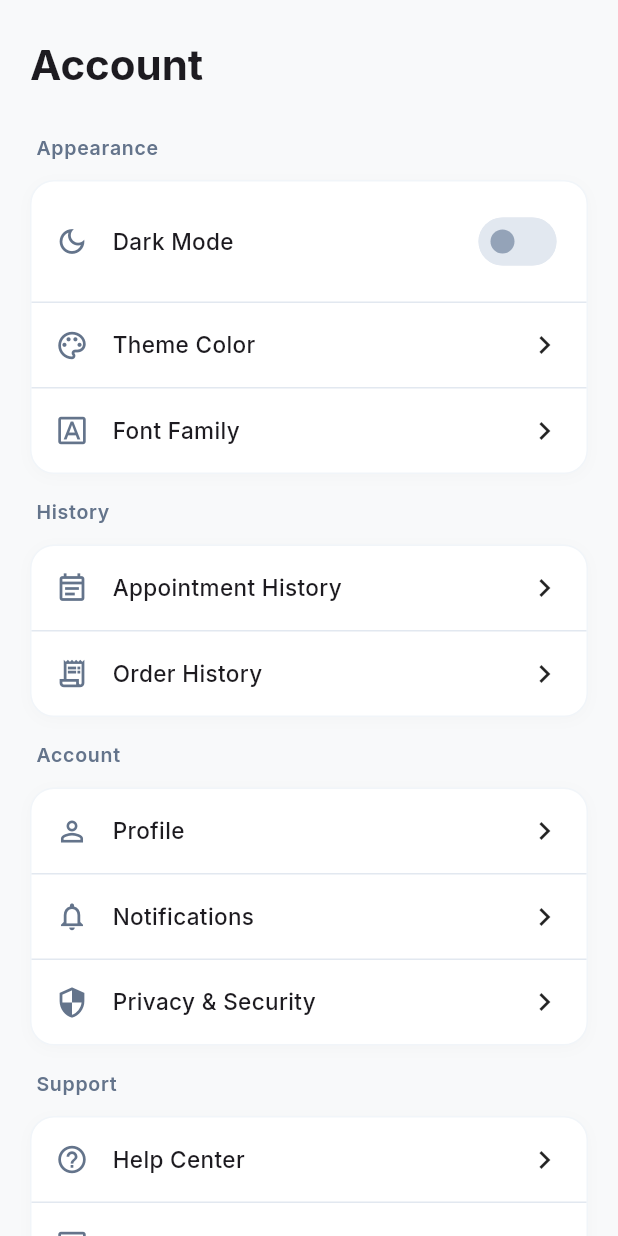
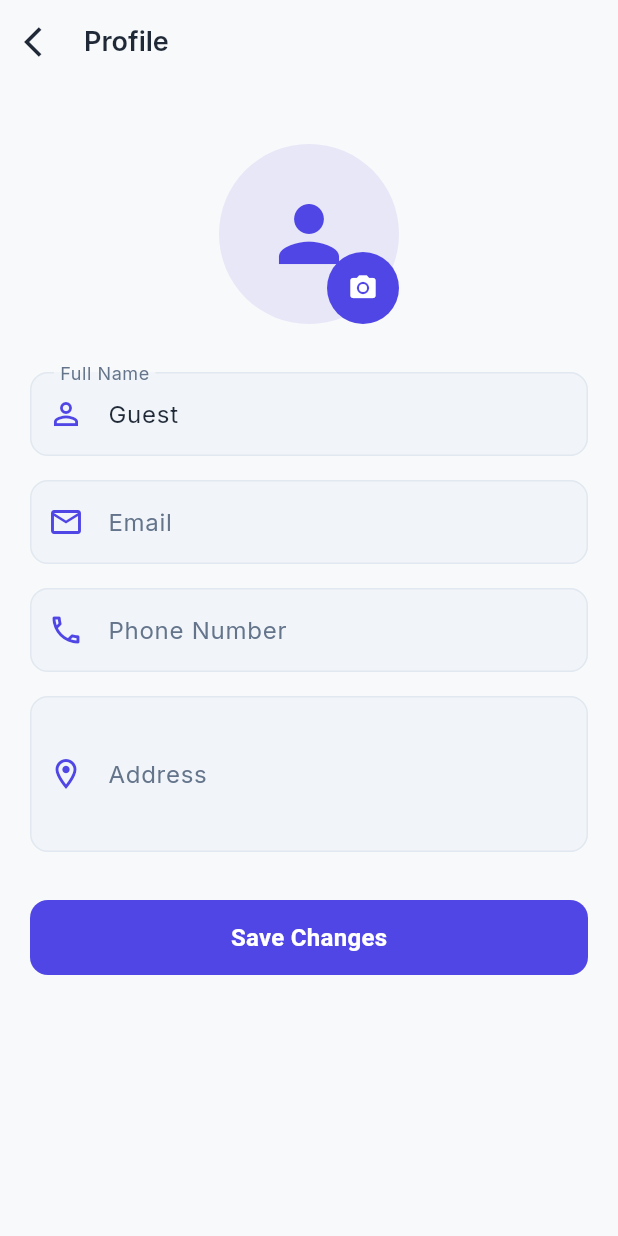
Before and after one commit to Digigit24/HMS-Customer, a Flutter app: the SettingsTab screen opened directly, after a tap on "Profile", on a phone screen of 412 x 824 dp. Run offline on Flutter 3.47's test engine with Material 3 defaults, Android fonts, the phone set to English and light mode, and no system bars; our stand-ins replace animate_do, dio, flutter_secure_storage, fluttertoast, get, google_fonts and 1 more; missing offline and left inert: razorpay_flutter; accounts and stored records are empty.

Commit message:
feat: Add profile page with user service integration
- Create ProfilePage with editable user details (name, email, phone, address)
- Implement UserService to manage user data persistence
- Update home greeting to display actual user name dynamically
- Wire up Profile navigation from Settings tab
- User data stored in SharedPreferences and available app-wide
- Profile page follows theme colors for consistent UI

```diff
--- /dev/null
+++ b/lib/core/services/user_service.dart
@@ -0,0 +1,93 @@
+import 'package:get/get.dart';
+import 'package:shared_preferences/shared_preferences.dart';
+
+class UserService extends GetxService {
+  static UserService get instance => Get.find<UserService>();
+
+  final _userName = RxnString();
+  final _userEmail = RxnString();
+  final _userPhone = RxnString();
+  final _userAddress = RxnString();
+
+  String? get userName => _userName.value;
+  String? get userEmail => _userEmail.value;
+  String? get userPhone => _userPhone.value;
+  String? get userAddress => _userAddress.value;
+
+  Future<UserService> init() async {
+    await _loadUserData();
+    return this;
+  }
+
+  Future<void> _loadUserData() async {
+    final prefs = await SharedPreferences.getInstance();
+    _userName.value = prefs.getString('user_name');
+    _userEmail.value = prefs.getString('user_email');
+    _userPhone.value = prefs.getString('user_phone');
+    _userAddress.value = prefs.getString('user_address');
+  }
+
+  Future<void> updateUserData({
+    String? name,
+    String? email,
+    String? phone,
+    String? address,
+  }) async {
+    final prefs = await SharedPreferences.getInstance();
+
+    if (name != null) {
+      _userName.value = name;
+      await prefs.setString('user_name', name);
+    }
+    if (email != null) {
+      _userEmail.value = email;
+      await prefs.setString('user_email', email);
+    }
+    if (phone != null) {
+      _userPhone.value = phone;
+      await prefs.setString('user_phone', phone);
+    }
+    if (address != null) {
+      _userAddress.value = address;
+      await prefs.setString('user_address', address);
+    }
+  }
+
+  Future<void> setUserFromLoginResponse(Map<String, dynamic> response) async {
+    // TODO: Update this method based on actual API response structure
+    // Example structure:
+    // {
+    //   "user": {
+    //     "name": "John Doe",
+    //     "email": "john@example.com",
+    //     "phone": "+1234567890",
+    //     "address": "123 Main St"
+    //   }
+    // }
+
+    final user = response['user'] as Map<String, dynamic>?;
+    if (user != null) {
+      await updateUserData(
+        name: user['name'] as String? ?? user['first_name'] as String?,
+        email: user['email'] as String?,
+        phone: user['phone'] as String?,
+        address: user['address'] as String?,
+      );
+    }
+
+    print('User data loaded: ${_userName.value}'); // For debugging
+  }
+
+  Future<void> clearUserData() async {
+    final prefs = await SharedPreferences.getInstance();
+    await prefs.remove('user_name');
+    await prefs.remove('user_email');
+    await prefs.remove('user_phone');
+    await prefs.remove('user_address');
+
+    _userName.value = null;
+    _userEmail.value = null;
+    _userPhone.value = null;
+    _userAddress.value = null;
+  }
+}
--- a/lib/features/dashboard/presentation/pages/home_tab.dart
+++ b/lib/features/dashboard/presentation/pages/home_tab.dart
@@ -6,6 +6,7 @@ import 'package:animate_do/animate_do.dart';
 import '../../../../core/widgets/custom_search_bar.dart';
 import '../../../../core/theme/theme_constants.dart';
 import '../../../../core/utils/responsive_utils.dart';
+import '../../../../core/services/user_service.dart';
 import '../../../appointments/presentation/controller/appointments_controller.dart';
 import '../widgets/dashboard_feature_card.dart';
 import '../widgets/appointment_card.dart';
@@ -20,8 +21,13 @@ class HomeTab extends StatefulWidget {
 
 class _HomeTabState extends State<HomeTab> {
   String get _userName {
-    // TODO: Fetch from user profile service when implemented
-    return 'Guest';
+    try {
+      final userService = Get.find<UserService>();
+      return userService.userName ?? 'Guest';
+    } catch (e) {
+      print('UserService not found: $e');
+      return 'Guest';
+    }
   }
 
   @override
--- /dev/null
+++ b/lib/features/dashboard/presentation/pages/profile_page.dart
@@ -0,0 +1,251 @@
+import 'package:flutter/material.dart';
+import 'package:get/get.dart';
+import '../../../../core/services/user_service.dart';
+
+class ProfilePage extends StatefulWidget {
+  const ProfilePage({super.key});
+
+  @override
+  State<ProfilePage> createState() => _ProfilePageState();
+}
+
+class _ProfilePageState extends State<ProfilePage> {
+  final _formKey = GlobalKey<FormState>();
+  late TextEditingController _nameController;
+  late TextEditingController _emailController;
+  late TextEditingController _phoneController;
+  late TextEditingController _addressController;
+  late UserService _userService;
+
+  @override
+  void initState() {
+    super.initState();
+    try {
+      _userService = Get.find<UserService>();
+      _nameController = TextEditingController(text: _userService.userName ?? 'Guest');
+      _emailController = TextEditingController(text: _userService.userEmail ?? '');
+      _phoneController = TextEditingController(text: _userService.userPhone ?? '');
+      _addressController = TextEditingController(text: _userService.userAddress ?? '');
+    } catch (e) {
+      print('UserService not found: $e');
+      _nameController = TextEditingController(text: 'Guest');
+      _emailController = TextEditingController(text: '');
+      _phoneController = TextEditingController(text: '');
+      _addressController = TextEditingController(text: '');
+    }
+  }
+
+  @override
+  void dispose() {
+    _nameController.dispose();
+    _emailController.dispose();
+    _phoneController.dispose();
+    _addressController.dispose();
+    super.dispose();
+  }
+
+  @override
+  Widget build(BuildContext context) {
+    final theme = Theme.of(context);
+
+    return Scaffold(
+      backgroundColor: theme.scaffoldBackgroundColor,
+      appBar: AppBar(
+        elevation: 0,
+        backgroundColor: theme.scaffoldBackgroundColor,
+        foregroundColor: theme.colorScheme.onSurface,
+        leading: IconButton(
+          icon: const Icon(Icons.arrow_back_ios),
+          onPressed: () => Navigator.pop(context),
+        ),
+        titleSpacing: 0,
+        title: Text(
+          'Profile',
+          style: TextStyle(
+            fontWeight: FontWeight.w600,
+            fontSize: 18,
+            color: theme.colorScheme.onSurface,
+          ),
+        ),
+      ),
+      body: SingleChildScrollView(
+        padding: const EdgeInsets.all(20),
+        child: Form(
+          key: _formKey,
+          child: Column(
+            crossAxisAlignment: CrossAxisAlignment.center,
+            children: [
+              const SizedBox(height: 20),
+              // Profile Avatar
+              Stack(
+                children: [
+                  CircleAvatar(
+                    radius: 60,
+                    backgroundColor: theme.colorScheme.primary.withOpacity(0.1),
+                    child: Icon(
+                      Icons.person,
+                      size: 60,
+                      color: theme.colorScheme.primary,
+                    ),
+                  ),
+                  Positioned(
+                    bottom: 0,
+                    right: 0,
+                    child: Container(
+                      decoration: BoxDecoration(
+                        color: theme.colorScheme.primary,
+                        shape: BoxShape.circle,
+                      ),
+                      child: IconButton(
+                        icon: const Icon(Icons.camera_alt, color: Colors.white, size: 20),
+                        onPressed: () {
+                          // TODO: Implement image picker
+                        },
+                      ),
+                    ),
+                  ),
+                ],
+              ),
+              const SizedBox(height: 32),
+
+              // Name Field
+              _buildTextField(
+                controller: _nameController,
+                label: 'Full Name',
+                icon: Icons.person_outline,
+                theme: theme,
+              ),
+              const SizedBox(height: 16),
+
+              // Email Field
+              _buildTextField(
+                controller: _emailController,
+                label: 'Email',
+                icon: Icons.email_outlined,
+                theme: theme,
+                keyboardType: TextInputType.emailAddress,
+              ),
+              const SizedBox(height: 16),
+
+              // Phone Field
+              _buildTextField(
+                controller: _phoneController,
+                label: 'Phone Number',
+                icon: Icons.phone_outlined,
+                theme: theme,
+                keyboardType: TextInputType.phone,
+              ),
+              const SizedBox(height: 16),
+
+              // Address Field
+              _buildTextField(
+                controller: _addressController,
+                label: 'Address',
+                icon: Icons.location_on_outlined,
+                theme: theme,
+                maxLines: 3,
+              ),
+              const SizedBox(height: 32),
+
+              // Save Button
+              SizedBox(
+                width: double.infinity,
+                height: 50,
+                child: ElevatedButton(
+                  onPressed: _saveProfile,
+                  style: ElevatedButton.styleFrom(
+                    backgroundColor: theme.colorScheme.primary,
+                    foregroundColor: Colors.white,
+                    shape: RoundedRectangleBorder(
+                      borderRadius: BorderRadius.circular(12),
+                    ),
+                    elevation: 0,
+                  ),
+                  child: const Text(
+                    'Save Changes',
+                    style: TextStyle(
+                      fontSize: 16,
+                      fontWeight: FontWeight.w600,
+                    ),
+                  ),
+                ),
+              ),
+            ],
+          ),
+        ),
+      ),
+    );
+  }
+
+  Widget _buildTextField({
+    required TextEditingController controller,
+    required String label,
+    required IconData icon,
+    required ThemeData theme,
+    TextInputType? keyboardType,
+    int maxLines = 1,
+  }) {
+    return TextFormField(
+      controller: controller,
+      keyboardType: keyboardType,
+      maxLines: maxLines,
+      style: TextStyle(color: theme.colorScheme.onSurface),
+      decoration: InputDecoration(
+        labelText: label,
+        labelStyle: TextStyle(color: theme.colorScheme.onSurfaceVariant),
+        prefixIcon: Icon(icon, color: theme.colorScheme.primary),
+        filled: true,
+        fillColor: theme.colorScheme.surfaceContainerHighest,
+        border: OutlineInputBorder(
+          borderRadius: BorderRadius.circular(12),
+          borderSide: BorderSide.none,
+        ),
+        enabledBorder: OutlineInputBorder(
+          borderRadius: BorderRadius.circular(12),
+          borderSide: BorderSide(color: theme.dividerColor),
+        ),
+        focusedBorder: OutlineInputBorder(
+          borderRadius: BorderRadius.circular(12),
+          borderSide: BorderSide(color: theme.colorScheme.primary, width: 2),
+        ),
+      ),
+      validator: (value) {
+        if (value == null || value.isEmpty) {
+          return 'Please enter $label';
+        }
+        return null;
+      },
+    );
+  }
+
+  void _saveProfile() async {
+    if (_formKey.currentState!.validate()) {
+      try {
+        await _userService.updateUserData(
+          name: _nameController.text,
+          email: _emailController.text,
+          phone: _phoneController.text,
+          address: _addressController.text,
+        );
+
+        Get.snackbar(
+          'Success',
+          'Profile updated successfully',
+          backgroundColor: Theme.of(context).colorScheme.primary,
+          colorText: Colors.white,
+          snackPosition: SnackPosition.BOTTOM,
+          margin: const EdgeInsets.all(16),
+        );
+      } catch (e) {
+        Get.snackbar(
+          'Error',
+          'Failed to update profile',
+          backgroundColor: Colors.red,
+          colorText: Colors.white,
+          snackPosition: SnackPosition.BOTTOM,
+          margin: const EdgeInsets.all(16),
+        );
+      }
+    }
+  }
+}
--- a/lib/features/dashboard/presentation/pages/settings_tab.dart
+++ b/lib/features/dashboard/presentation/pages/settings_tab.dart
@@ -7,6 +7,7 @@ import '../../../../core/theme/theme_constants.dart';
 import '../../../../core/theme/theme_controller.dart';
 import 'appointment_history_page.dart';
 import 'order_history_page.dart';
+import 'profile_page.dart';
 
 class SettingsTab extends StatelessWidget {
   const SettingsTab({super.key});
@@ -123,7 +124,9 @@ class SettingsTab extends StatelessWidget {
                       icon: Icons.person_outline,
                       title: 'Profile',
                       trailing: const Icon(Icons.chevron_right),
-                      onTap: () {},
+                      onTap: () {
+                        Get.to(() => const ProfilePage());
+                      },
                     ),
                     const Divider(height: 1),
                     _SettingItem(
--- a/lib/main.dart
+++ b/lib/main.dart
@@ -13,6 +13,7 @@ import 'core/storage/token_storage.dart';
 import 'core/theme/app_theme.dart';
 import 'core/theme/theme_constants.dart';
 import 'core/theme/theme_controller.dart';
+import 'core/services/user_service.dart';
 import 'features/dashboard/presentation/pages/dashboard_shell.dart';
 import 'features/appointments/presentation/pages/book_appointment_page.dart';
 
@@ -25,6 +26,7 @@ Future<void> main() async {
 
   Get.put(AuthController(repo: authRepo));
   Get.put(ThemeController());
+  await Get.putAsync(() => UserService().init());
 
   runApp(const MyApp());
 }
```
